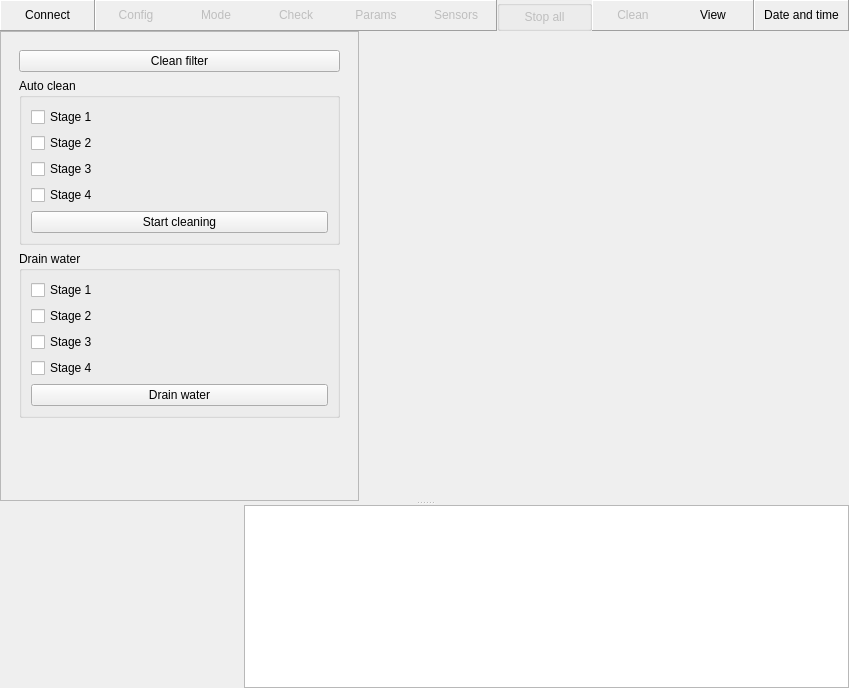
The window that gui/mainwindow.ui (Shmuma/grain-watering) describes before a commit, drawn with Qt 5.
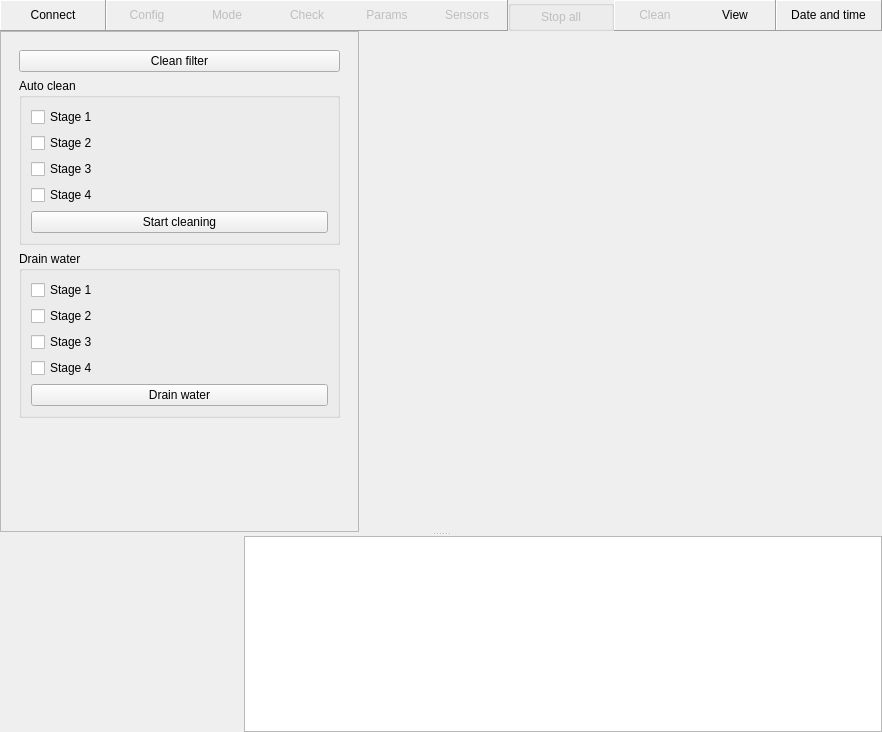
The same window after the commit. The open tabs and pages were chosen to show the change. Custom widgets are drawn as their Qt base class.

```diff
--- a/gui/mainwindow.ui
+++ b/gui/mainwindow.ui
@@ -6,8 +6,8 @@
    <rect>
     <x>0</x>
     <y>0</y>
-    <width>849</width>
-    <height>688</height>
+    <width>882</width>
+    <height>732</height>
    </rect>
   </property>
   <property name="windowTitle" >
@@ -329,7 +329,7 @@
        <item>
         <widget class="QFrame" name="settingsPanel" >
          <property name="sizePolicy" >
-          <sizepolicy vsizetype="Preferred" hsizetype="Maximum" >
+          <sizepolicy vsizetype="Preferred" hsizetype="Expanding" >
            <horstretch>0</horstretch>
            <verstretch>0</verstretch>
           </sizepolicy>
@@ -1396,30 +1396,83 @@
            <item>
             <widget class="QFrame" name="outlinePanel" >
              <layout class="QHBoxLayout" >
-              <property name="leftMargin" >
-               <number>0</number>
-              </property>
-              <property name="topMargin" >
-               <number>0</number>
-              </property>
-              <property name="rightMargin" >
-               <number>0</number>
-              </property>
-              <property name="bottomMargin" >
-               <number>0</number>
-              </property>
+              <item>
+               <spacer>
+                <property name="orientation" >
+                 <enum>Qt::Horizontal</enum>
+                </property>
+                <property name="sizeHint" >
+                 <size>
+                  <width>21</width>
+                  <height>20</height>
+                 </size>
+                </property>
+               </spacer>
+              </item>
               <item>
                <widget class="StageControl" native="1" name="stageControl1" />
               </item>
+              <item>
+               <spacer>
+                <property name="orientation" >
+                 <enum>Qt::Horizontal</enum>
+                </property>
+                <property name="sizeHint" >
+                 <size>
+                  <width>21</width>
+                  <height>20</height>
+                 </size>
+                </property>
+               </spacer>
+              </item>
               <item>
                <widget class="StageControl" native="1" name="stageControl2" />
               </item>
+              <item>
+               <spacer>
+                <property name="orientation" >
+                 <enum>Qt::Horizontal</enum>
+                </property>
+                <property name="sizeHint" >
+                 <size>
+                  <width>21</width>
+                  <height>20</height>
+                 </size>
+                </property>
+               </spacer>
+              </item>
               <item>
                <widget class="StageControl" native="1" name="stageControl3" />
               </item>
+              <item>
+               <spacer>
+                <property name="orientation" >
+                 <enum>Qt::Horizontal</enum>
+                </property>
+                <property name="sizeHint" >
+                 <size>
+                  <width>16</width>
+                  <height>20</height>
+                 </size>
+                </property>
+               </spacer>
+              </item>
               <item>
                <widget class="StageControl" native="1" name="stageControl4" />
               </item>
+              <item>
+               <spacer>
+                <property name="orientation" >
+                 <enum>Qt::Horizontal</enum>
+                </property>
+                <property name="sizeHint" >
+                 <size>
+                  <width>16</width>
+                  <height>20</height>
+                 </size>
+                </property>
+               </spacer>
+              </item>
              </layout>
             </widget>
            </item>
```
Left out of the diff: 6 changed lines with no effect on the pictures.
